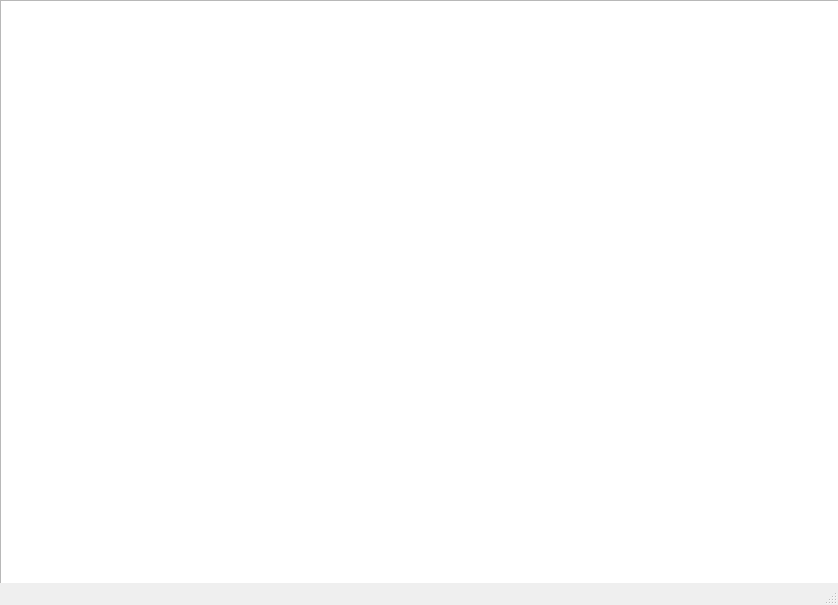
NO1SETTER/PVZ_Qt, file PlantVSZombiesQt/mainwindow.ui: the form before one commit.
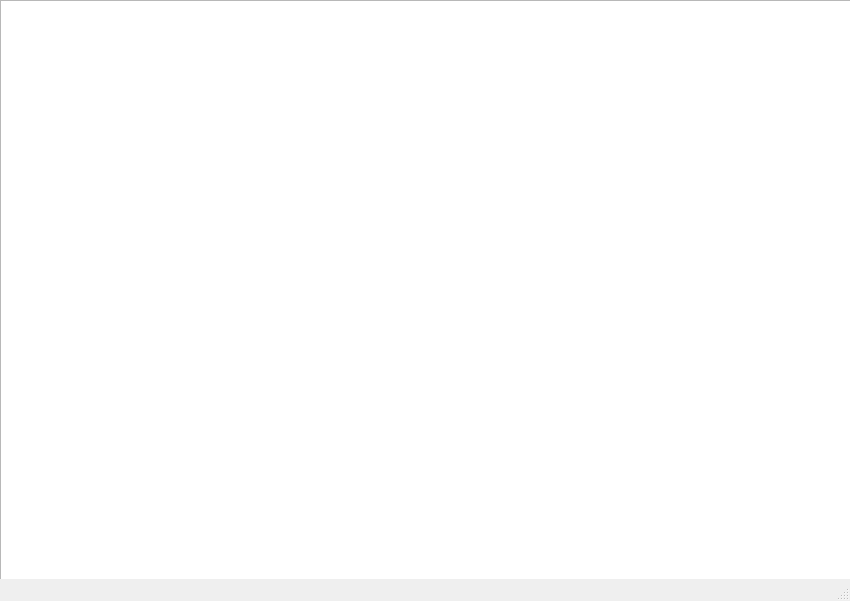
The form after the commit.

```diff
--- a/PlantVSZombiesQt/mainwindow.ui
+++ b/PlantVSZombiesQt/mainwindow.ui
@@ -6,8 +6,8 @@
    <rect>
     <x>0</x>
     <y>0</y>
-    <width>838</width>
-    <height>605</height>
+    <width>850</width>
+    <height>601</height>
    </rect>
   </property>
   <property name="windowTitle">
```
Left out of the diff: 2 changed lines with no effect on the pictures.
